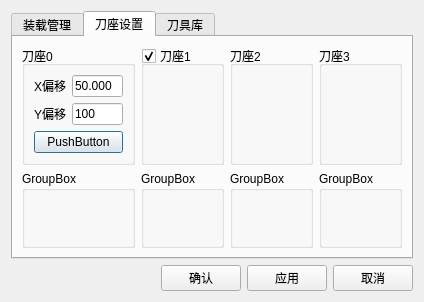
This is Machine/Config/cfgknifemanager.ui in stonefjd/Cutting as Qt 5 draws it before an edit. The edited form follows.
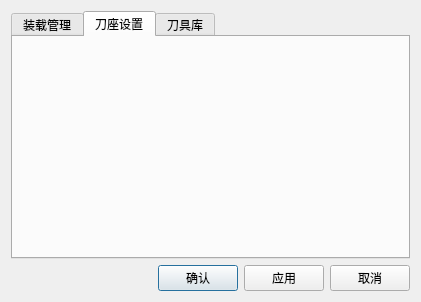
This is the edited form.

Diff of the .ui file:
```diff
--- a/Machine/Config/cfgknifemanager.ui
+++ b/Machine/Config/cfgknifemanager.ui
@@ -28,143 +28,7 @@
       <attribute name="title">
        <string>刀座设置</string>
       </attribute>
-      <layout class="QHBoxLayout" name="horizontalLayout_2">
-       <item>
-        <layout class="QGridLayout" name="gridLayout">
-         <item row="0" column="0">
-          <widget class="QGroupBox" name="groupBox">
-           <property name="title">
-            <string>刀座0</string>
-           </property>
-           <layout class="QVBoxLayout" name="verticalLayout_2">
-            <item>
-             <layout class="QFormLayout" name="formLayout">
-              <item row="0" column="0">
-               <widget class="QLabel" name="label">
-                <property name="text">
-                 <string>X偏移</string>
-                </property>
-               </widget>
-              </item>
-              <item row="0" column="1">
-               <widget class="QLineEdit" name="lineEdit">
-                <property name="minimumSize">
-                 <size>
-                  <width>51</width>
-                  <height>0</height>
-                 </size>
-                </property>
-                <property name="maximumSize">
-                 <size>
-                  <width>61</width>
-                  <height>16777215</height>
-                 </size>
-                </property>
-                <property name="text">
-                 <string>50.000</string>
-                </property>
-               </widget>
-              </item>
-              <item row="1" column="0">
-               <widget class="QLabel" name="label_2">
-                <property name="text">
-                 <string>Y偏移</string>
-                </property>
-               </widget>
-              </item>
-              <item row="1" column="1">
-               <widget class="QLineEdit" name="lineEdit_2">
-                <property name="maximumSize">
-                 <size>
-                  <width>61</width>
-                  <height>16777215</height>
-                 </size>
-                </property>
-                <property name="text">
-                 <string>100</string>
-                </property>
-               </widget>
-              </item>
-             </layout>
-            </item>
-            <item>
-             <widget class="QPushButton" name="pushButton">
-              <property name="text">
-               <string>PushButton</string>
-              </property>
-             </widget>
-            </item>
-           </layout>
-          </widget>
-         </item>
-         <item row="0" column="1">
-          <widget class="QGroupBox" name="groupBox_3">
-           <property name="title">
-            <string>刀座1</string>
-           </property>
-           <property name="checkable">
-            <bool>true</bool>
-           </property>
-          </widget>
-         </item>
-         <item row="0" column="2">
-          <widget class="QGroupBox" name="groupBox_5">
-           <property name="title">
-            <string>刀座2</string>
-           </property>
-          </widget>
-         </item>
-         <item row="0" column="3">
-          <widget class="QGroupBox" name="groupBox_7">
-           <property name="title">
-            <string>刀座3</string>
-           </property>
-          </widget>
-         </item>
-         <item row="1" column="0">
-          <widget class="QGroupBox" name="groupBox_2">
-           <property name="title">
-            <string>GroupBox</string>
-           </property>
-          </widget>
-         </item>
-         <item row="1" column="1">
-          <widget class="QGroupBox" name="groupBox_4">
-           <property name="title">
-            <string>GroupBox</string>
-           </property>
-          </widget>
-         </item>
-         <item row="1" column="2">
-          <widget class="QGroupBox" name="groupBox_6">
-           <property name="title">
-            <string>GroupBox</string>
-           </property>
-          </widget>
-         </item>
-         <item row="1" column="3">
-          <widget class="QGroupBox" name="groupBox_8">
-           <property name="title">
-            <string>GroupBox</string>
-           </property>
-          </widget>
-         </item>
-        </layout>
-       </item>
-       <item>
-        <spacer name="horizontalSpacer_2">
-         <property name="orientation">
-          <enum>Qt::Horizontal</enum>
-         </property>
-         <property name="sizeHint" stdset="0">
-          <size>
-           <width>40</width>
-           <height>20</height>
-          </size>
-         </property>
-        </spacer>
-       </item>
-      </layout>
+      <layout class="QHBoxLayout" name="horizontalLayout_2"/>
      </widget>
      <widget class="QWidget" name="tabKnifeLib">
       <attribute name="title">
```
